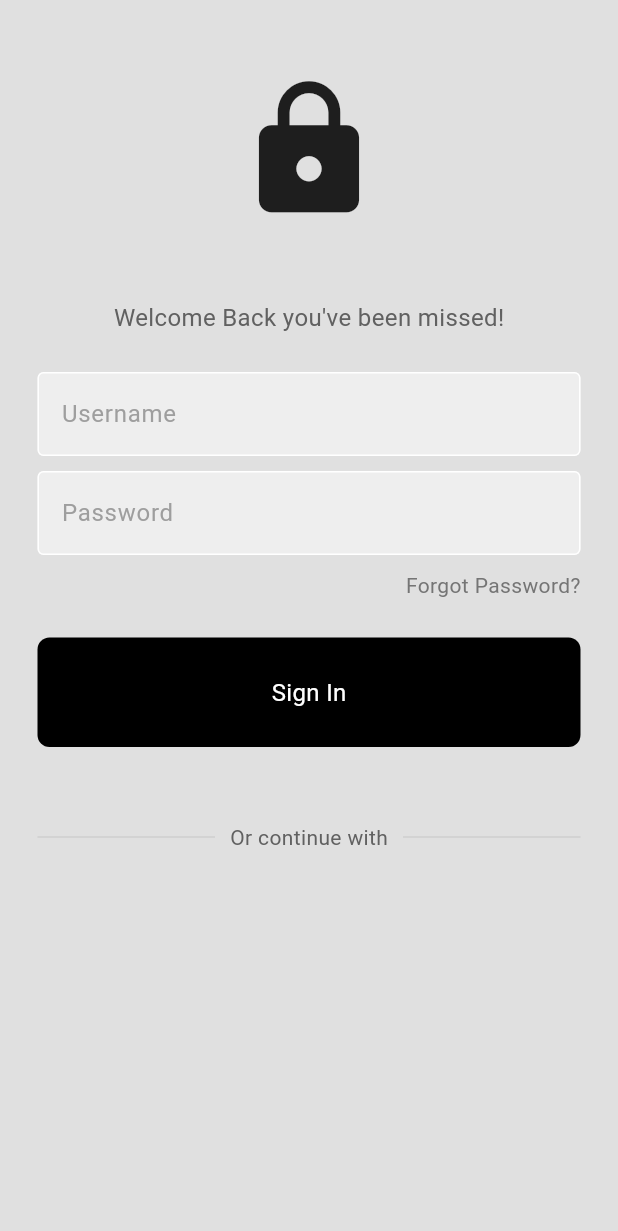
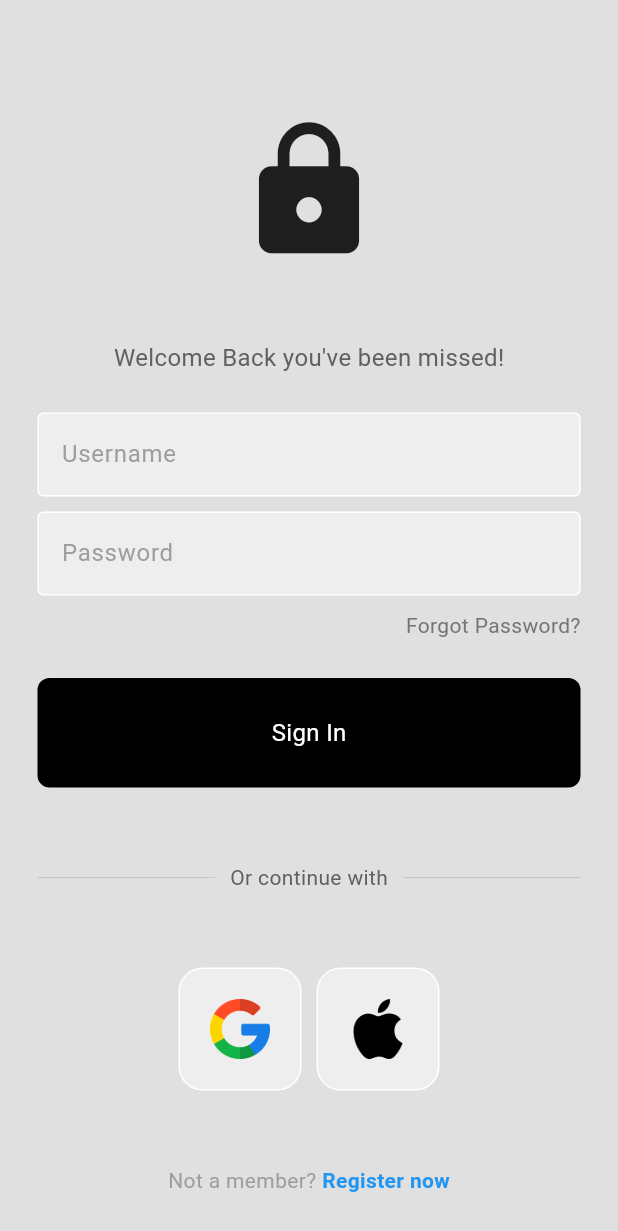
Before and after one commit to AlthafRifath/craftsHubMobileApp, a Flutter app: the screen it shows after launch, on a phone screen of 412 x 824 dp. Shown: the top 1231 px of the screen. Run offline on Flutter 3.47's test engine with Material 3 defaults, Android fonts, the phone set to English and light mode, and no system bars.

Commit message:
login page DONE

```diff
--- /dev/null
+++ b/lib/components/square.tile.dart
@@ -0,0 +1,25 @@
+import 'package:flutter/material.dart';
+
+class SqareTile extends StatelessWidget {
+  final String imagePath;
+  const SqareTile({
+    super.key,
+    required this.imagePath,
+  });
+
+  @override
+  Widget build(BuildContext context) {
+    return Container(
+      padding: EdgeInsets.all(20),
+      decoration: BoxDecoration(
+        border: Border.all(color: Colors.white),
+        borderRadius: BorderRadius.circular(16),
+        color: Colors.grey[200],
+      ),
+      child: Image.asset(
+        imagePath,
+        height: 40,
+      ),
+    );
+  }
+}
--- a/lib/pages/login_page.dart
+++ b/lib/pages/login_page.dart
@@ -1,6 +1,6 @@
-import 'package:craftshubapp/components/my_button.dart';
 import 'package:craftshubapp/components/my_signup_page_button.dart';
 import 'package:craftshubapp/components/my_textfield.dart';
+import 'package:craftshubapp/components/square.tile.dart';
 import 'package:flutter/material.dart';
 
 class LoginPage extends StatelessWidget {
@@ -20,6 +20,7 @@ class LoginPage extends StatelessWidget {
       body: SafeArea(
         child: Center(
           child: Column(
+            mainAxisAlignment: MainAxisAlignment.center,
             children: [
               const SizedBox(height: 50),
 
@@ -78,7 +79,9 @@ class LoginPage extends StatelessWidget {
 
               // sign in button
               MySignUpPageButton(
-                onTap: signUserIn,
+                onTap: () {
+                  Navigator.pushNamed(context, '/intro_page');
+                },
               ),
 
               const SizedBox(height: 50),
@@ -111,9 +114,46 @@ class LoginPage extends StatelessWidget {
                 ),
               ),
 
+              const SizedBox(height: 50),
+
               // google + apple sign in buttons
+              Row(
+                mainAxisAlignment: MainAxisAlignment.center,
+                children: const [
+                  // google button
+                  SqareTile(imagePath: 'assets/google.png'),
+
+                  const SizedBox(width: 10),
+
+                  // apple button
+                  SqareTile(imagePath: 'assets/apple.png')
+                ],
+              ),
+
+              const SizedBox(height: 50),
 
               // not a member? register now
+              Row(
+                mainAxisAlignment: MainAxisAlignment.center,
+                children: [
+                  const Text(
+                    'Not a member? ',
+                    style: TextStyle(color: Colors.grey),
+                  ),
+                  GestureDetector(
+                    onTap: () {
+                      Navigator.pushNamed(context, '');
+                    },
+                    child: const Text(
+                      'Register now',
+                      style: TextStyle(
+                        color: Colors.blue,
+                        fontWeight: FontWeight.bold,
+                      ),
+                    ),
+                  ),
+                ],
+              ),
             ],
           ),
         ),
```
